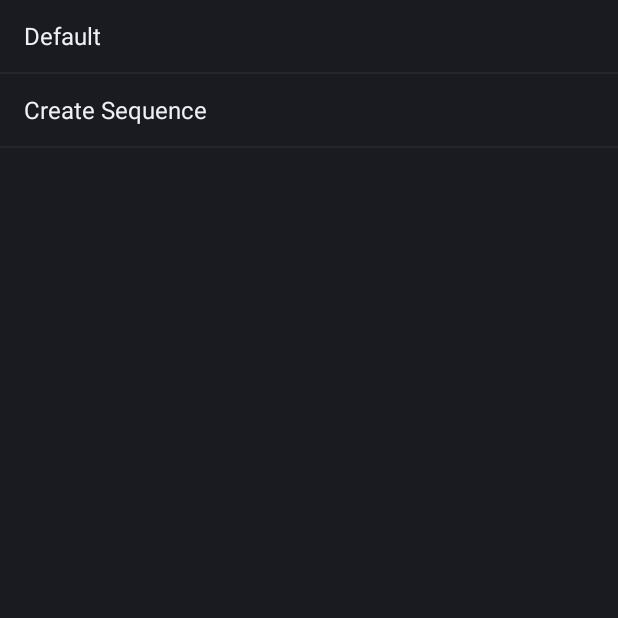
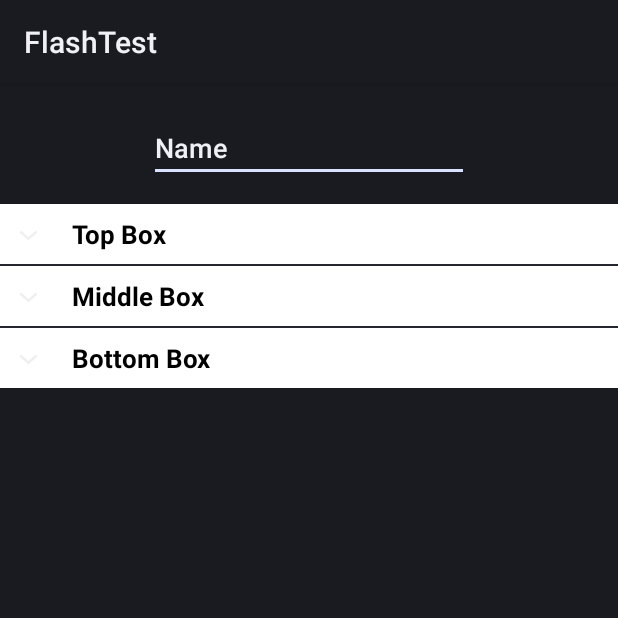
Before and after one commit to PetalTech/FlashTest-Android, an Android app: the screen it shows after launch (MainActivity before the commit, CreateActivity after it), after a tap on "Create Sequence", on a phone screen of 412 x 824 dp, the top half of it. Run offline under Robolectric (Android 15) with nearby library versions, the phone set to English and light mode, and no system bars.

Commit message:
Update code for writing custom flashing sequences

```diff
--- a/app/src/main/AndroidManifest.xml
+++ b/app/src/main/AndroidManifest.xml
@@ -18,5 +18,6 @@
         </activity>
 
         <activity android:name=".ui.RunActivity"/>
+        <activity android:name=".ui.CreateActivity"/>
     </application>
 </manifest>
--- a/app/src/main/java/com/petaltech/flashtest/FlashTest.java
+++ b/app/src/main/java/com/petaltech/flashtest/FlashTest.java
@@ -12,4 +12,5 @@ public final class FlashTest{
             .create();
 
     public static final List<Sequence> SEQUENCES = new LinkedList<>();
+    public static final List<Sequence> USER_SEQUENCES = new LinkedList<>();
 }
--- a/app/src/main/java/com/petaltech/flashtest/seq/SeqBox.java
+++ b/app/src/main/java/com/petaltech/flashtest/seq/SeqBox.java
@@ -14,4 +14,8 @@ public enum SeqBox{
     public float getScale(){
         return (float) this.scale;
     }
+
+    public String getDisplayName(){
+        return this.name().toLowerCase();
+    }
 }
--- a/app/src/main/java/com/petaltech/flashtest/seq/SeqStep.java
+++ b/app/src/main/java/com/petaltech/flashtest/seq/SeqStep.java
@@ -1,4 +1,6 @@
 package com.petaltech.flashtest.seq;
+
+import android.widget.TextView;
 
 import java.util.concurrent.atomic.AtomicIntegerArray;
 import java.util.concurrent.atomic.AtomicReferenceArray;
@@ -7,5 +9,7 @@ public interface SeqStep{
     Epoch getEpoch();
     long getLength();
     void invoke(RefreshCallback refresh, AtomicIntegerArray colors, AtomicReferenceArray<Boolean> visibility);
+    void bind(TextView view);
+    String getTextView();
     boolean applies(SeqBox box);
 }
--- /dev/null
+++ b/app/src/main/java/com/petaltech/flashtest/ui/CreateActivity.java
@@ -0,0 +1,126 @@
+package com.petaltech.flashtest.ui;
+
+import android.app.Activity;
+import android.content.Context;
+import android.graphics.Typeface;
+import android.os.Bundle;
+import android.view.LayoutInflater;
+import android.view.View;
+import android.view.ViewGroup;
+import android.widget.BaseExpandableListAdapter;
+import android.widget.ExpandableListView;
+import android.widget.TextView;
+
+import com.petaltech.flashtest.R;
+import com.petaltech.flashtest.seq.SeqStep;
+
+import java.util.ArrayList;
+import java.util.Arrays;
+import java.util.HashMap;
+import java.util.LinkedList;
+import java.util.List;
+import java.util.Map;
+
+public final class CreateActivity
+extends Activity{
+    @Override
+    protected void onCreate(Bundle savedInstanceState){
+        super.onCreate(savedInstanceState);
+        this.setContentView(R.layout.activity_create);
+
+        ExpandableListView listView = (ExpandableListView) this.findViewById(R.id.lv_seq);
+
+        List<String> headers = Arrays.asList(
+                "Top Box",
+                "Middle Box",
+                "Bottom Box"
+        );
+
+        Map<String, List<SeqStep>> children = new HashMap<>();
+        for(String header : headers){
+            children.put(header, new LinkedList<SeqStep>());
+        }
+
+        listView.setAdapter(new ExpandableListAdapter(this, headers, children));
+    }
+
+    private static final class ExpandableListAdapter
+    extends BaseExpandableListAdapter{
+        private final Context context;
+        private final List<String> headers;
+        private final Map<String, List<SeqStep>> children;
+
+        public ExpandableListAdapter(Context ctx, List<String> headers, Map<String, List<SeqStep>> children){
+            this.context = ctx;
+            this.headers = headers;
+            this.children = children;
+        }
+
+        @Override
+        public int getGroupCount() {
+            return this.headers.size();
+        }
+
+        @Override
+        public int getChildrenCount(int groupPosition) {
+            return this.children.get(this.headers.get(groupPosition)).size();
+        }
+
+        @Override
+        public Object getGroup(int groupPosition) {
+            return this.headers.get(groupPosition);
+        }
+
+        @Override
+        public Object getChild(int groupPosition, int childPosition) {
+            return this.children.get(this.headers.get(groupPosition)).get(childPosition);
+        }
+
+        @Override
+        public long getGroupId(int groupPosition) {
+            return groupPosition;
+        }
+
+        @Override
+        public long getChildId(int groupPosition, int childPosition) {
+            return childPosition;
+        }
+
+        @Override
+        public boolean hasStableIds() {
+            return false;
+        }
+
+        @Override
+        public View getGroupView(int groupPosition, boolean isExpanded, View convertView, ViewGroup parent){
+            String header = (String) this.getGroup(groupPosition);
+            if(convertView == null){
+                LayoutInflater inflater = (LayoutInflater) this.context.getSystemService(Context.LAYOUT_INFLATER_SERVICE);
+                convertView = inflater.inflate(R.layout.list_view, null);
+            }
+
+            TextView listHeader = (TextView) convertView.findViewById(R.id.lbl_list_header);
+            listHeader.setTypeface(null, Typeface.BOLD);
+            listHeader.setText(header);
+            return convertView;
+        }
+
+        @Override
+        public View getChildView(int groupPosition, int childPosition, boolean isLastChild, View convertView, ViewGroup parent) {
+            SeqStep child = (SeqStep) getChild(groupPosition, childPosition);
+            if(convertView == null){
+                LayoutInflater inflater = (LayoutInflater) this.context.getSystemService(LAYOUT_INFLATER_SERVICE);
+                convertView = inflater.inflate(R.layout.list_item, null);
+            }
+
+            TextView listChild = (TextView) convertView.findViewById(R.id.lbl_list_item);
+            child.bind(listChild);
+            return convertView;
+        }
+
+        @Override
+        public boolean isChildSelectable(int groupPosition, int childPosition) {
+            return true;
+        }
+    }
+}
--- a/app/src/main/java/com/petaltech/flashtest/ui/MainActivity.java
+++ b/app/src/main/java/com/petaltech/flashtest/ui/MainActivity.java
@@ -52,7 +52,9 @@ implements AdapterView.OnItemClickListener{
 
         try{
             in = this.openFileInput("/sequences.json");
-            seqs.addAll((List<Sequence>) FlashTest.GSON.fromJson(new InputStreamReader(in), SEQUENCE_TYPETOKEN.getType()));
+            List<Sequence> userSequences = FlashTest.GSON.fromJson(new InputStreamReader(in), SEQUENCE_TYPETOKEN.getType());
+            seqs.addAll(userSequences);
+            FlashTest.USER_SEQUENCES.addAll(userSequences);
         } catch(Exception e){
             e.printStackTrace(System.err);
             //Ignore
@@ -95,6 +97,8 @@ implements AdapterView.OnItemClickListener{
     public void onItemClick(AdapterView<?> parent, View view, int position, long id) {
         if(this.sequences == null) return;
         if(position == this.sequences.length){
+            Intent i = new Intent(this, CreateActivity.class);
+            this.startActivity(i);
             return;
         }
         Sequence seq = this.sequences[position];
--- /dev/null
+++ b/app/src/main/res/layout/activity_create.xml
@@ -0,0 +1,28 @@
+<?xml version="1.0" encoding="utf-8"?>
+<RelativeLayout xmlns:android="http://schemas.android.com/apk/res/android"
+    xmlns:tools="http://schemas.android.com/tools"
+    android:layout_width="match_parent"
+    android:layout_height="wrap_content"
+    tools:context=".ui.CreateActivity">
+
+    <EditText
+        android:id="@+id/editText"
+        android:layout_width="wrap_content"
+        android:layout_height="wrap_content"
+        android:layout_alignParentTop="true"
+        android:layout_centerHorizontal="true"
+        android:layout_marginTop="20dp"
+        android:ems="10"
+        android:inputType="textPersonName"
+        android:singleLine="true"
+        android:text="Name" />
+
+    <ExpandableListView
+        android:id="@+id/lv_seq"
+        android:layout_width="match_parent"
+        android:layout_height="wrap_content"
+        android:layout_alignParentLeft="true"
+        android:layout_alignParentStart="true"
+        android:layout_alignParentTop="true"
+        android:layout_marginTop="80dp" />
+</RelativeLayout>
--- /dev/null
+++ b/app/src/main/res/layout/list_view.xml
@@ -0,0 +1,17 @@
+<?xml version="1.0" encoding="utf-8"?>
+<LinearLayout
+    xmlns:android="http://schemas.android.com/apk/res/android"
+    android:layout_width="match_parent"
+    android:layout_height="wrap_content"
+    android:orientation="vertical"
+    android:padding="8dp"
+    android:background="#FFFFFF">
+
+    <TextView
+        android:id="@+id/lbl_list_header"
+        android:layout_width="match_parent"
+        android:layout_height="wrap_content"
+        android:paddingLeft="?android:attr/expandableListPreferredItemPaddingLeft"
+        android:textSize="17sp"
+        android:textColor="#000000"/>
+</LinearLayout>
--- a/app/src/main/res/values/strings.xml
+++ b/app/src/main/res/values/strings.xml
@@ -1,3 +1,4 @@
 <resources>
     <string name="app_name">FlashTest</string>
+    <string name="save_str">Save</string>
 </resources>
```
Also changed, not shown: app/src/main/java/com/petaltech/flashtest/seq/SeqBlinkBox.java (+28 -0 lines), app/src/main/java/com/petaltech/flashtest/seq/SeqCompound.java (+16 -0 lines), app/src/main/java/com/petaltech/flashtest/seq/SeqToggleBox.java (+18 -0 lines), app/src/main/res/layout/list_item.xml (added, +16 -0 lines).
